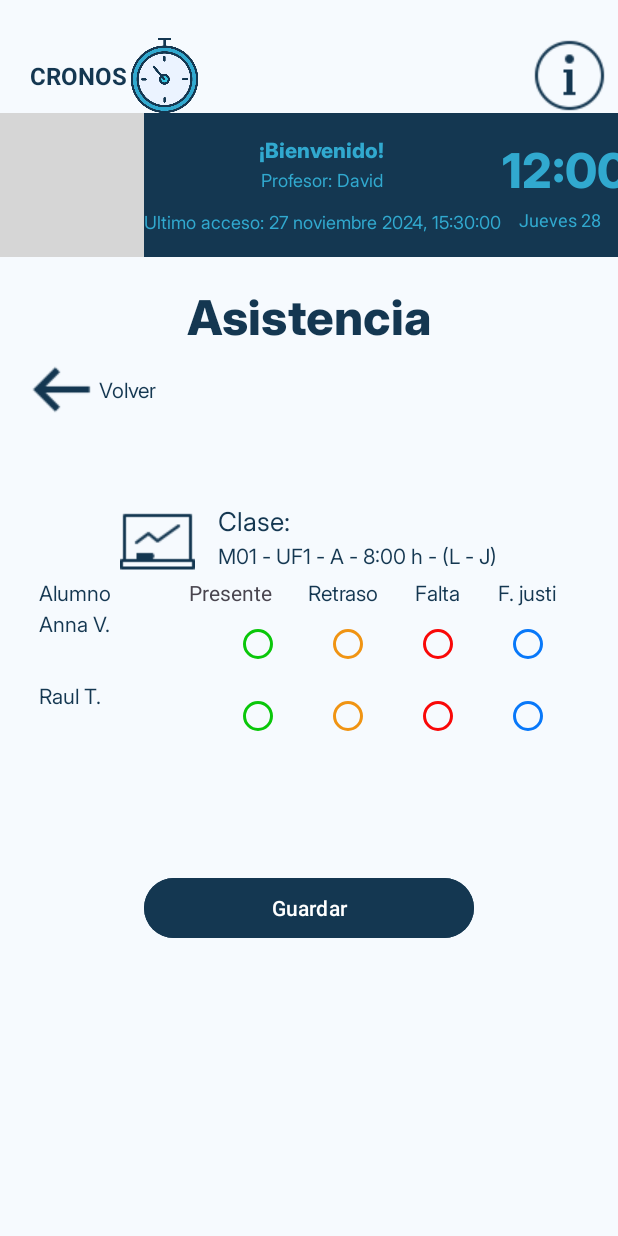
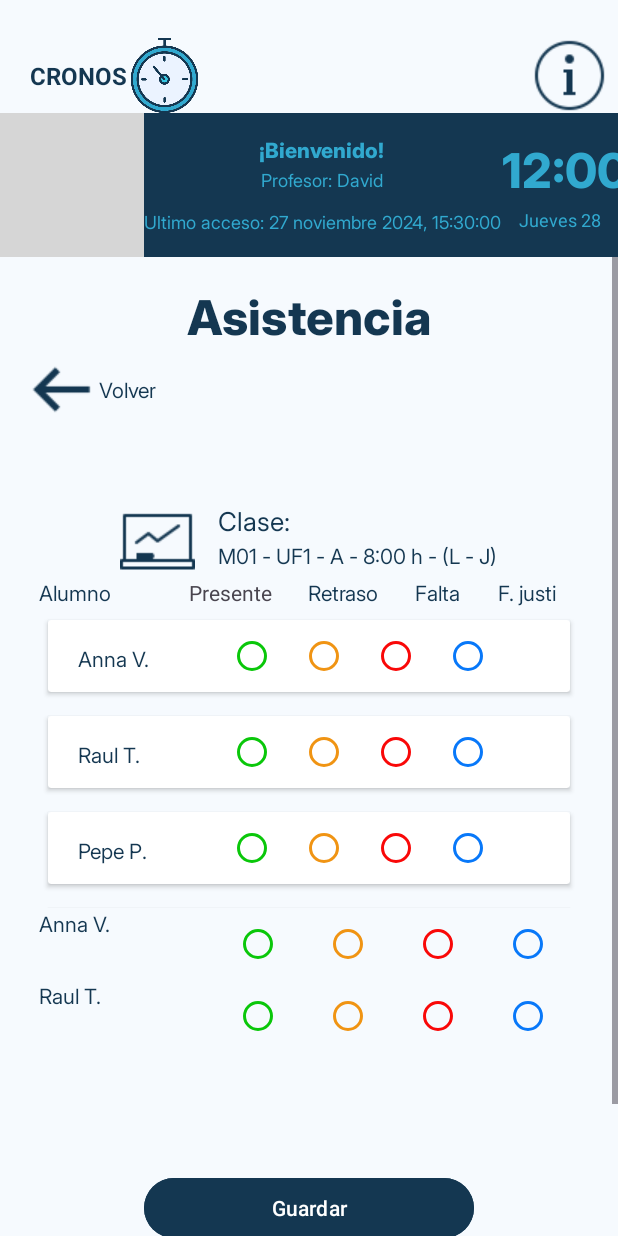
Before and after one commit to Miguelvera17/CronosAPP, an Android app: the AsistenciaClaseActivity screen opened directly, with no data from a screen before it, on a phone screen of 412 x 824 dp. Run offline under Robolectric (Android 15) with nearby library versions, the phone set to English and light mode, and no system bars; grey boxes are pictures that could not be loaded.

Commit message:
segundo recycle view hecho

```diff
--- /dev/null
+++ b/app/src/main/java/com/example/cronosapp/AsistenciaAdapter.kt
@@ -0,0 +1,28 @@
+package com.example.cronosapp
+
+import android.view.LayoutInflater
+import android.view.View
+import android.view.ViewGroup
+import android.widget.TextView
+import androidx.recyclerview.widget.RecyclerView
+
+class AsistenciaAdapter(private val asistenciaList: List<String>) :
+    RecyclerView.Adapter<AsistenciaAdapter.AsistenciaViewHolder>() {
+
+    class AsistenciaViewHolder(view: View) : RecyclerView.ViewHolder(view) {
+        val textView: TextView = view.findViewById(R.id.textAlumno)
+    }
+
+    override fun onCreateViewHolder(parent: ViewGroup, viewType: Int): AsistenciaViewHolder {
+        val view = LayoutInflater.from(parent.context)
+            .inflate(R.layout.item_student, parent, false)
+        return AsistenciaViewHolder(view)
+    }
+
+    override fun onBindViewHolder(holder: AsistenciaViewHolder, position: Int) {
+        val asistencia = asistenciaList[position]
+        holder.textView.text = asistencia
+    }
+
+    override fun getItemCount() = asistenciaList.size
+}
--- a/app/src/main/java/com/example/cronosapp/AsistenciaClaseActivity.kt
+++ b/app/src/main/java/com/example/cronosapp/AsistenciaClaseActivity.kt
@@ -4,16 +4,10 @@ import android.content.Intent
 import android.os.Bundle
 import android.widget.Button
 import android.widget.ImageButton
-import android.widget.RadioButton
-import android.widget.RadioGroup
 import android.widget.Toast
-import androidx.activity.enableEdgeToEdge
 import androidx.appcompat.app.AppCompatActivity
-import androidx.core.view.ViewCompat
-import androidx.core.view.WindowInsetsCompat
 import androidx.recyclerview.widget.LinearLayoutManager
 import androidx.recyclerview.widget.RecyclerView
-import com.example.cronosapp.adapter.RecicleAdapter
 
 class AsistenciaClaseActivity : AppCompatActivity() {
 
@@ -21,17 +15,27 @@ class AsistenciaClaseActivity : AppCompatActivity() {
         super.onCreate(savedInstanceState)
         setContentView(R.layout.activity_asistencia_clase)
 
-        val bttonBack : ImageButton = findViewById(R.id.imgButtonBack)
+        // Configurar botón de regresar
+        val bttonBack: ImageButton = findViewById(R.id.imgButtonBack)
         bttonBack.setOnClickListener {
             val intent = Intent(this, ClasesActivity::class.java)
-           startActivity(intent)
+            startActivity(intent)
         }
 
-        val bttonSave : Button = findViewById(R.id.buttonSave)
+        // Configurar botón de guardar
+        val bttonSave: Button = findViewById(R.id.buttonSave)
         bttonSave.setOnClickListener {
             val intent = Intent(this, ClasesActivity::class.java)
             startActivity(intent)
             Toast.makeText(this, "Asistencia guardada", Toast.LENGTH_SHORT).show()
         }
+
+        // Configurar RecyclerView
+        val recyclerView: RecyclerView = findViewById(R.id.rv_lista_alumnnos_asistencia)
+        val asistenciaList = AsistenciaProvider.asistenciaList
+        val adapter = AsistenciaAdapter(asistenciaList)
+
+        recyclerView.layoutManager = LinearLayoutManager(this)
+        recyclerView.adapter = adapter
     }
 }
--- /dev/null
+++ b/app/src/main/java/com/example/cronosapp/AsistenciaProvider.kt
@@ -0,0 +1,27 @@
+package com.example.cronosapp
+
+object AsistenciaProvider {
+    val asistenciaList = listOf(
+        "Anna V.",
+        "Raul T.",
+        "Pepe P.",
+        "Miguel V.",
+        "Luis T.",
+        "Pamela C.",
+        "Ramiro D.",
+        "Angel F.",
+        "Mirella C.",
+        "Carmen L.",
+        "Lorenzo S.",
+        "Paul P.",
+        "Carla R.",
+        "Luz C.",
+        "Claudia M.",
+        "Diego H.",
+        "Mariana G.",
+        "Fernando J.",
+        "Sofía N.",
+        "Javier O."
+    )
+
+}
--- a/app/src/main/res/layout/activity_asistencia_clase.xml
+++ b/app/src/main/res/layout/activity_asistencia_clase.xml
@@ -161,7 +161,11 @@
                     android:text="@string/f_justi"
                     android:textColor="#143751" />
             </LinearLayout>
-
+            <androidx.recyclerview.widget.RecyclerView
+                android:id="@+id/rv_lista_alumnnos_asistencia"
+                android:layout_width="match_parent"
+                android:layout_height="200dp"
+                tools:listitem="@layout/item_student"/>
             <LinearLayout
                 android:layout_width="match_parent"
                 android:layout_height="wrap_content"
```
